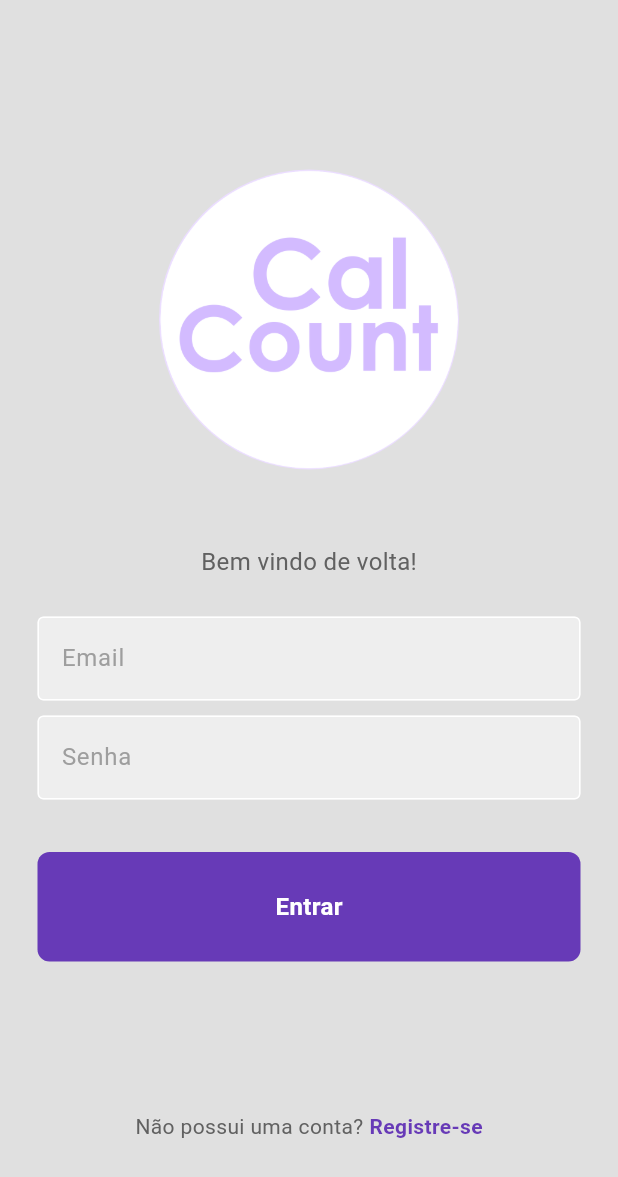
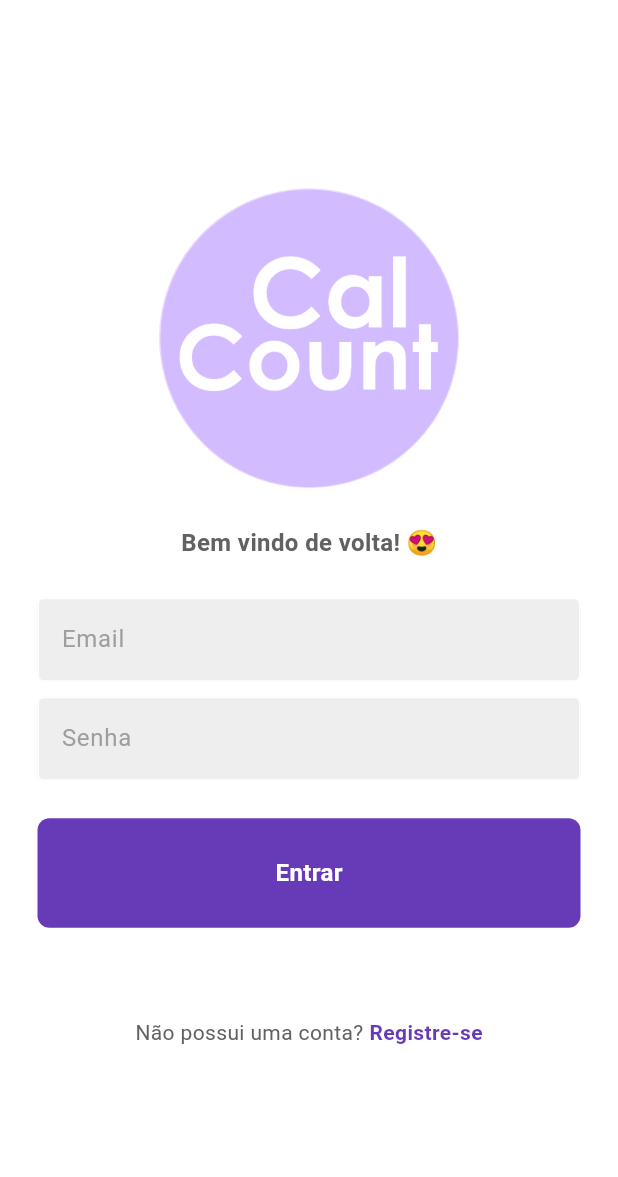
Before and after one commit to carloseps/calcount, a Flutter app: the LoginPage screen opened directly, on a phone screen of 412 x 824 dp. Shown: the top 1177 px of the screen. Run offline on Flutter 3.47's test engine with Material 3 defaults, Android fonts, the phone set to English and light mode, and no system bars; our stand-ins replace firebase_core, firebase_database, get; missing offline and left inert: dart:ffi; accounts and stored records are empty.

Commit message:
feat: tela de cadastro com animação

```diff
--- a/lib/components/my_button.dart
+++ b/lib/components/my_button.dart
@@ -2,8 +2,11 @@
 
 class MyButton extends StatelessWidget {
   final Function()? onTap;
+  final String contentText;
+  final Color? buttonColor;
+  final Color? textColor;
 
-  const MyButton({super.key, required this.onTap});
+  const MyButton({super.key, required this.onTap, required this.contentText, required this.buttonColor, required this.textColor});
 
   @override
   Widget build(BuildContext context) {
@@ -13,14 +16,14 @@
         padding: const EdgeInsets.all(25),
         margin: const EdgeInsets.symmetric(horizontal: 25),
         decoration: BoxDecoration(
-          color: Colors.deepPurple,
+          color: buttonColor,
           borderRadius: BorderRadius.circular(8),
         ),
-        child: const Center(
+        child: Center(
           child: Text(
-            "Entrar",
+            contentText,
             style: TextStyle(
-              color: Colors.white,
+              color: textColor,
               fontWeight: FontWeight.bold,
               fontSize: 16,
             ),
--- a/lib/components/nav_drawer.dart
+++ b/lib/components/nav_drawer.dart
@@ -1,4 +1,4 @@
-import 'package:calcount/components/daily_report.dart';
+import 'package:calcount/screens/daily_report.dart';
 import 'package:calcount/components/mocked_data.dart';
 import 'package:flutter/material.dart';
 
--- a/lib/main.dart
+++ b/lib/main.dart
@@ -9,6 +9,8 @@
 import 'components/meal_list.dart';
 import 'firebase/meal_food_firebase_data.dart';
 import 'model/meal.dart';
+import 'package:get/get.dart';
+
 
 void main() async {
   WidgetsFlutterBinding.ensureInitialized();
@@ -27,7 +29,7 @@
       providers: [
         ChangeNotifierProvider(create: (context) => MealFoodFirebaseData()),
       ],
-      child: MaterialApp(
+      child: GetMaterialApp(
         title: 'CalCount',
         theme: ThemeData(
           colorScheme: ColorScheme.fromSeed(seedColor: Colors.deepPurple),
--- a/lib/components/login_page.dart
+++ b/lib/screens/login_page.dart
@@ -1,7 +1,9 @@
 import 'package:flutter/material.dart';
 
-import 'my_button.dart';
-import 'my_textfield.dart';
+import '../components/my_button.dart';
+import '../components/my_textfield.dart';
+import 'register_page.dart';
+import 'package:get/get.dart';
 
 class LoginPage extends StatelessWidget {
   LoginPage({super.key});
@@ -10,71 +12,53 @@
   final emailController = TextEditingController();
   final passwordController = TextEditingController();
 
-  // sign user in method
-  void signUserIn() {}
+  void signUserIn() {
+    //signIn logic
+  }
 
   @override
   Widget build(BuildContext context) {
     return Scaffold(
-      backgroundColor: Colors.grey[300],
+      resizeToAvoidBottomInset: false,
+      backgroundColor: Colors.white,
       body: SafeArea(
         child: Center(
           child: Column(
             mainAxisAlignment: MainAxisAlignment.center,
             children: [
-              const SizedBox(height: 50),
-
-              // logo
-
               CircleAvatar(
-                radius: 100, // Define o tamanho do círculo
-                backgroundImage: AssetImage('lib/images/logo.png'),
+                radius: 100,
+                backgroundImage: AssetImage('lib/images/logo2.png'),
               ),
-
-              const SizedBox(height: 50),
-
+              const SizedBox(height: 25),
               Text(
-                'Bem vindo de volta!',
+                'Bem vindo de volta! 😍',
                 style: TextStyle(
+                  fontWeight: FontWeight.bold,
                   color: Colors.grey[700],
                   fontSize: 16,
                 ),
               ),
-
               const SizedBox(height: 25),
-
               MyTextField(
                 controller: emailController,
                 hintText: 'Email',
                 obscureText: false,
               ),
-
               const SizedBox(height: 10),
-
               MyTextField(
                 controller: passwordController,
                 hintText: 'Senha',
                 obscureText: true,
               ),
-
-              const SizedBox(height: 10),
-
-
-
               const SizedBox(height: 25),
-
-              // sign in button
               MyButton(
+                contentText: "Entrar",
                 onTap: signUserIn,
+                buttonColor: Colors.deepPurple,
+                textColor: Colors.white,
               ),
-
-              const SizedBox(height: 50),
-
-              // google + apple sign in buttons
-
-              const SizedBox(height: 50),
-
-              // not a member? register now
+              const SizedBox(height: 60),
               Row(
                 mainAxisAlignment: MainAxisAlignment.center,
                 children: [
@@ -83,13 +67,20 @@
                     style: TextStyle(color: Colors.grey[700]),
                   ),
                   const SizedBox(width: 4),
-                  const Text(
-                    'Registre-se',
-                    style: TextStyle(
-                      color: Colors.deepPurple,
-                      fontWeight: FontWeight.bold,
+                  GestureDetector(
+                    onTap: () {
+                      Get.to(() => RegisterPage(),
+                          transition: Transition.circularReveal,
+                          duration: Duration(seconds: 2));
+                    },
+                    child: const Text(
+                      'Registre-se',
+                      style: TextStyle(
+                        color: Colors.deepPurple,
+                        fontWeight: FontWeight.bold,
+                      ),
                     ),
-                  ),
+                  )
                 ],
               )
             ],
--- a/pubspec.yaml
+++ b/pubspec.yaml
@@ -52,6 +52,7 @@
   # package. See that file for information about deactivating specific lint
   # rules and activating additional ones.
   flutter_lints: ^3.0.0
+  get:
 
 # For information on the generic Dart part of this file, see the
 # following page: https://dart.dev/tools/pub/pubspec
```
Also changed, not shown: lib/screens/register_page.dart (added, +131 -0 lines), lib/screens/daily_report.dart (renamed from lib/components/daily_report.dart), pubspec.lock.
